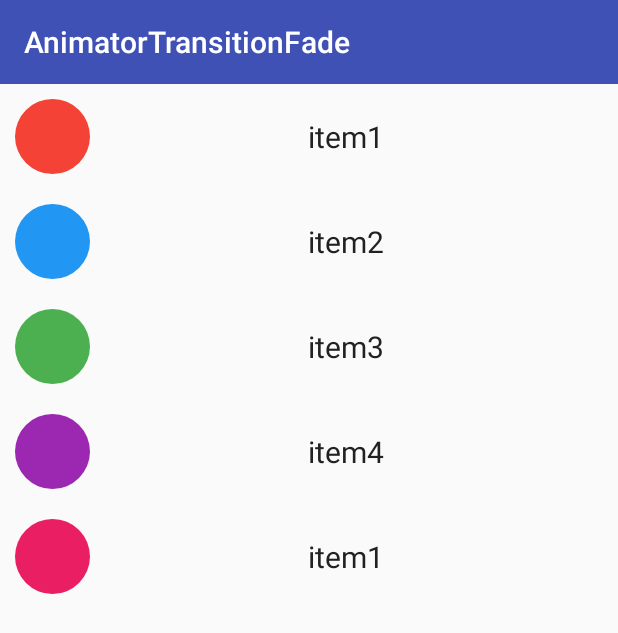
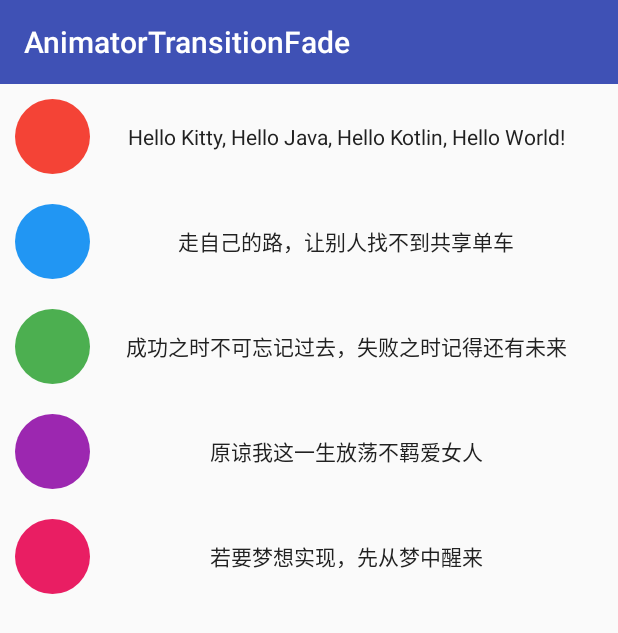
Before and after one commit to huangshouguo/MaterialDesignStudy, an Android app: the AnimatorTransitionSlideActivity screen opened directly, with no data from a screen before it, on a phone screen of 412 x 824 dp. Shown: the top 633 px of the screen. Run offline under Robolectric (Android 15) with nearby library versions, the phone set to English and light mode, and no system bars.

Commit message:
modify commont content

```diff
--- a/app/src/main/res/layout/activity_animator_transition_explode.xml
+++ b/app/src/main/res/layout/activity_animator_transition_explode.xml
@@ -9,5 +9,5 @@
         style="@style/ToolbarStyle"
         app:title="AnimatorTransitionExplode" />
 
-    <include layout="@layout/content_common" />
+    <include layout="@layout/common_single_content" />
 </LinearLayout>
--- a/app/src/main/res/layout/activity_animator_transition_fade.xml
+++ b/app/src/main/res/layout/activity_animator_transition_fade.xml
@@ -9,5 +9,5 @@
         style="@style/ToolbarStyle"
         app:title="AnimatorTransitionFade" />
 
-    <include layout="@layout/content_common" />
+    <include layout="@layout/common_single_content" />
 </LinearLayout>
--- a/app/src/main/res/layout/activity_animator_transition_slide.xml
+++ b/app/src/main/res/layout/activity_animator_transition_slide.xml
@@ -10,109 +10,6 @@
         app:title="AnimatorTransitionFade" />
 
 
-    <LinearLayout
-        android:layout_width="match_parent"
-        android:layout_height="wrap_content"
-        android:gravity="center"
-        android:padding="10dp">
-
-        <ImageView
-            android:layout_width="50dp"
-            android:layout_height="50dp"
-            android:src="@drawable/ic_circle_red" />
-
-        <TextView
-            android:layout_width="0dp"
-            android:layout_height="wrap_content"
-            android:layout_weight="1"
-            android:gravity="center"
-            android:text="item1"
-            android:textColor="@color/color_gray"
-            android:textSize="20dp" />
-    </LinearLayout>
-
-    <LinearLayout
-        android:layout_width="match_parent"
-        android:layout_height="wrap_content"
-        android:gravity="center"
-        android:padding="10dp">
-
-        <ImageView
-            android:layout_width="50dp"
-            android:layout_height="50dp"
-            android:src="@drawable/ic_circle_blue" />
-
-        <TextView
-            android:layout_width="0dp"
-            android:layout_height="wrap_content"
-            android:layout_weight="1"
-            android:gravity="center"
-            android:text="item2"
-            android:textColor="@color/color_gray"
-            android:textSize="20dp" />
-    </LinearLayout>
-
-    <LinearLayout
-        android:layout_width="match_parent"
-        android:layout_height="wrap_content"
-        android:gravity="center"
-        android:padding="10dp">
-
-        <ImageView
-            android:layout_width="50dp"
-            android:layout_height="50dp"
-            android:src="@drawable/ic_circle_green" />
-
-        <TextView
-            android:layout_width="0dp"
-            android:layout_height="wrap_content"
-            android:layout_weight="1"
-            android:gravity="center"
-            android:text="item3"
-            android:textColor="@color/color_gray"
-            android:textSize="20dp" />
-    </LinearLayout>
-
-    <LinearLayout
-        android:layout_width="match_parent"
-        android:layout_height="wrap_content"
-        android:gravity="center"
-        android:padding="10dp">
-
-        <ImageView
-            android:layout_width="50dp"
-            android:layout_height="50dp"
-            android:src="@drawable/ic_circle_purple" />
-
-        <TextView
-            android:layout_width="0dp"
-            android:layout_height="wrap_content"
-            android:layout_weight="1"
-            android:gravity="center"
-            android:text="item4"
-            android:textColor="@color/color_gray"
-            android:textSize="20dp" />
-    </LinearLayout>
-
-    <LinearLayout
-        android:layout_width="match_parent"
-        android:layout_height="wrap_content"
-        android:gravity="center"
-        android:padding="10dp">
-
-        <ImageView
-            android:layout_width="50dp"
-            android:layout_height="50dp"
-            android:src="@drawable/ic_circle_pink" />
-
-        <TextView
-            android:layout_width="0dp"
-            android:layout_height="wrap_content"
-            android:layout_weight="1"
-            android:gravity="center"
-            android:text="item1"
-            android:textColor="@color/color_gray"
-            android:textSize="20dp" />
-    </LinearLayout>
+    <include layout="@layout/common_list_content" />
 
 </LinearLayout>
--- /dev/null
+++ b/app/src/main/res/layout/common_list_content.xml
@@ -0,0 +1,111 @@
+<?xml version="1.0" encoding="utf-8"?>
+<LinearLayout xmlns:android="http://schemas.android.com/apk/res/android"
+    android:layout_width="match_parent"
+    android:layout_height="match_parent"
+    android:orientation="vertical">
+
+    <LinearLayout
+        android:layout_width="match_parent"
+        android:layout_height="wrap_content"
+        android:gravity="center"
+        android:padding="10dp">
+
+        <ImageView
+            android:layout_width="50dp"
+            android:layout_height="50dp"
+            android:src="@drawable/ic_circle_red" />
+
+        <TextView
+            android:layout_width="0dp"
+            android:layout_height="wrap_content"
+            android:layout_weight="1"
+            android:gravity="center"
+            android:text="Hello Kitty, Hello Java, Hello Kotlin, Hello World!"
+            android:textColor="@color/color_gray"
+            android:textSize="14dp" />
+    </LinearLayout>
+
+    <LinearLayout
+        android:layout_width="match_parent"
+        android:layout_height="wrap_content"
+        android:gravity="center"
+        android:padding="10dp">
+
+        <ImageView
+            android:layout_width="50dp"
+            android:layout_height="50dp"
+            android:src="@drawable/ic_circle_blue" />
+
+        <TextView
+            android:layout_width="0dp"
+            android:layout_height="wrap_content"
+            android:layout_weight="1"
+            android:gravity="center"
+            android:text="走自己的路，让别人找不到共享单车"
+            android:textColor="@color/color_gray"
+            android:textSize="14dp" />
+    </LinearLayout>
+
+    <LinearLayout
+        android:layout_width="match_parent"
+        android:layout_height="wrap_content"
+        android:gravity="center"
+        android:padding="10dp">
+
+        <ImageView
+            android:layout_width="50dp"
+            android:layout_height="50dp"
+            android:src="@drawable/ic_circle_green" />
+
+        <TextView
+            android:layout_width="0dp"
+            android:layout_height="wrap_content"
+            android:layout_weight="1"
+            android:gravity="center"
+            android:text="成功之时不可忘记过去，失败之时记得还有未来"
+            android:textColor="@color/color_gray"
+            android:textSize="14dp" />
+    </LinearLayout>
+
+    <LinearLayout
+        android:layout_width="match_parent"
+        android:layout_height="wrap_content"
+        android:gravity="center"
+        android:padding="10dp">
+
+        <ImageView
+            android:layout_width="50dp"
+            android:layout_height="50dp"
+            android:src="@drawable/ic_circle_purple" />
+
+        <TextView
+            android:layout_width="0dp"
+            android:layout_height="wrap_content"
+            android:layout_weight="1"
+            android:gravity="center"
+            android:text="原谅我这一生放荡不羁爱女人"
+            android:textColor="@color/color_gray"
+            android:textSize="14dp" />
+    </LinearLayout>
+
+    <LinearLayout
+        android:layout_width="match_parent"
+        android:layout_height="wrap_content"
+        android:gravity="center"
+        android:padding="10dp">
+
+        <ImageView
+            android:layout_width="50dp"
+            android:layout_height="50dp"
+            android:src="@drawable/ic_circle_pink" />
+
+        <TextView
+            android:layout_width="0dp"
+            android:layout_height="wrap_content"
+            android:layout_weight="1"
+            android:gravity="center"
+            android:text="若要梦想实现，先从梦中醒来"
+            android:textColor="@color/color_gray"
+            android:textSize="14dp" />
+    </LinearLayout>
+</LinearLayout>
```
Also changed, not shown: app/src/main/res/layout/common_single_content.xml (renamed from app/src/main/res/layout/content_common.xml).
